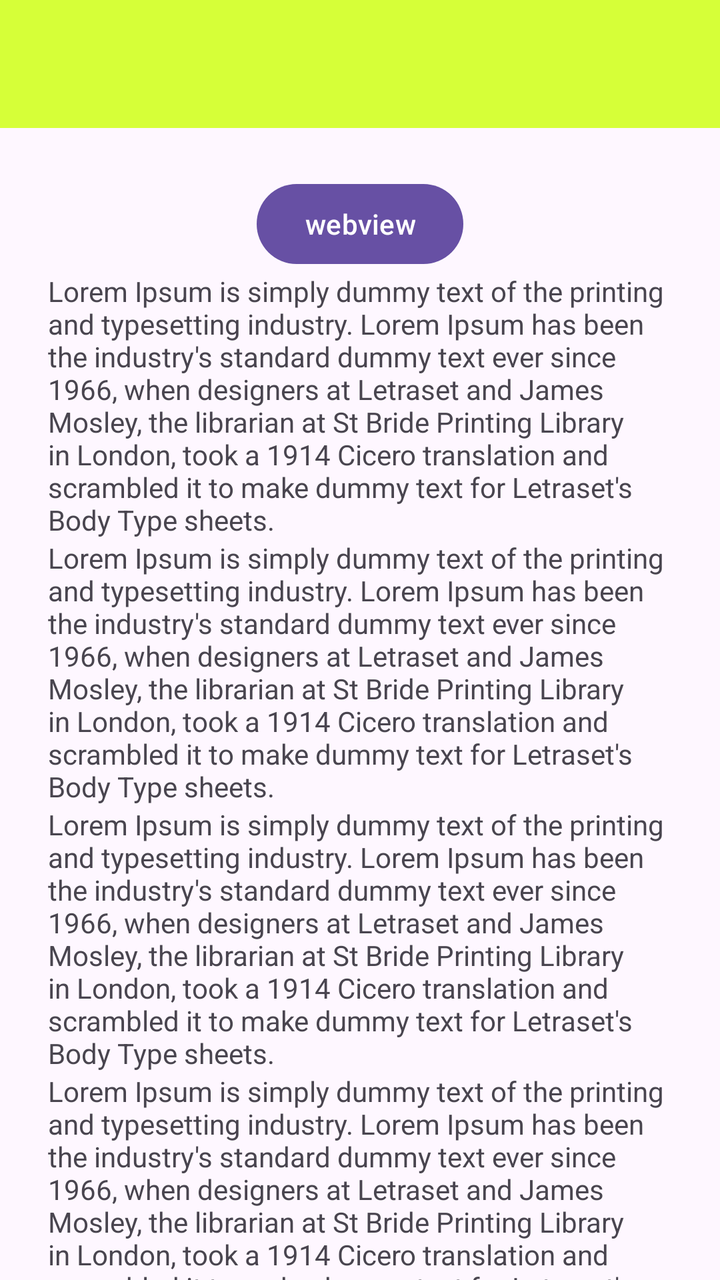
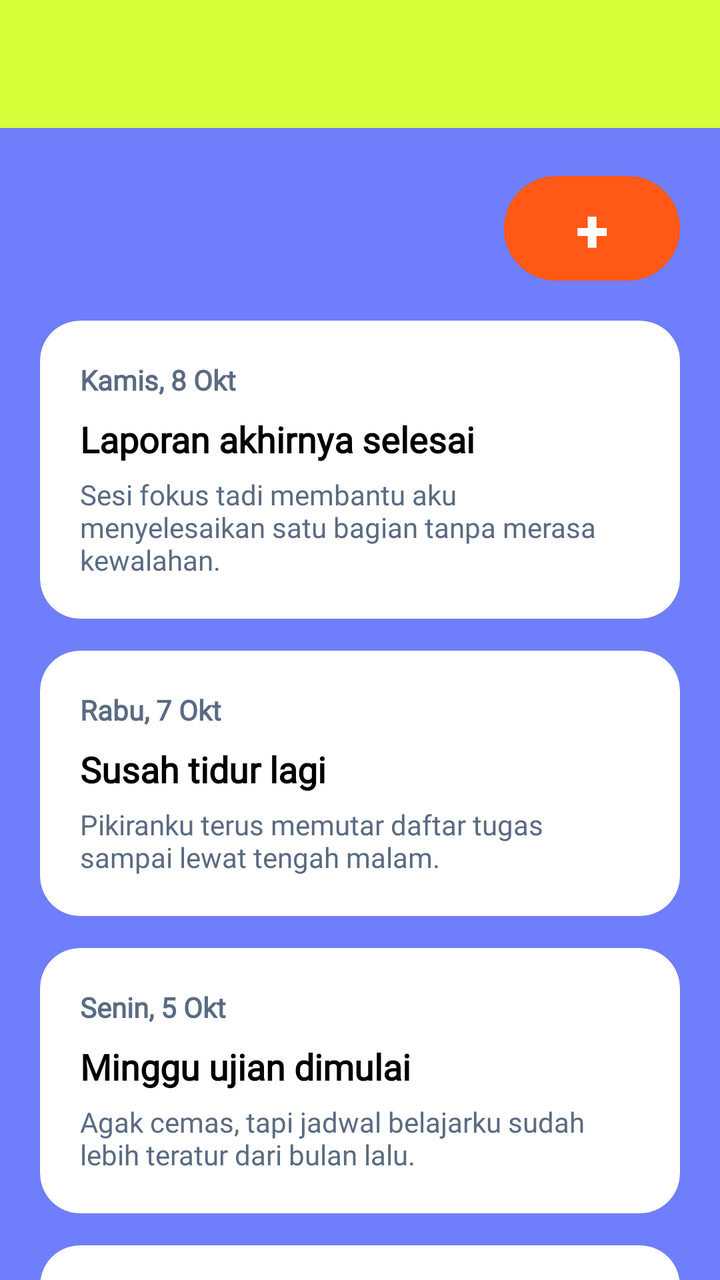

Screens rendered from an Android XML layout before and after an edit, with the pre-edit source and the edit as a unified diff.
<!-- AndroidManifest.xml: application theme Theme.Bloomify -->
<!-- res/layout/activity_journal.xml -->
<?xml version="1.0" encoding="utf-8"?>
<androidx.coordinatorlayout.widget.CoordinatorLayout
    xmlns:android="http://schemas.android.com/apk/res/android"
    xmlns:app="http://schemas.android.com/apk/res-auto"
    xmlns:tools="http://schemas.android.com/tools"
    android:id="@+id/main"
    android:layout_width="match_parent"
    android:layout_height="match_parent"
    tools:context=".JournalActivity">

    <com.google.android.material.appbar.AppBarLayout
        android:id="@+id/appBar"
        android:layout_width="match_parent"
        android:layout_height="wrap_content">

        <androidx.appcompat.widget.Toolbar
            android:id="@+id/toolbar"
            android:layout_width="match_parent"
            android:layout_height="?attr/actionBarSize"
            android:background="@color/green"
            app:layout_constraintEnd_toEndOf="parent"
            app:layout_constraintStart_toStartOf="parent"
            app:layout_constraintTop_toTopOf="parent"
            app:subtitleTextColor="@android:color/white"
            app:titleTextColor="@android:color/white"
            app:layout_scrollFlags="scroll|enterAlways"
            />
    </com.google.android.material.appbar.AppBarLayout>

    <androidx.core.widget.NestedScrollView
        android:layout_width="match_parent"
        android:layout_height="match_parent"
        app:layout_behavior="@string/appbar_scrolling_view_behavior"
        android:padding="24dp"
        android:clipToPadding="false">
        <LinearLayout
            android:layout_width="match_parent"
            android:layout_height="wrap_content"
            android:orientation="vertical"
            android:gravity="center_horizontal">

            <Button
                android:id="@+id/btnwebView"
                android:layout_width="wrap_content"
                android:layout_height="wrap_content"
                android:text="webview"/>

            <TextView
                android:layout_width="wrap_content"
                android:layout_height="wrap_content"
                android:text="Lorem Ipsum is simply dummy text of the printing and typesetting industry. Lorem Ipsum has been the industry's standard dummy text ever since 1966, when designers at Letraset and James Mosley, the librarian at St Bride Printing Library in London, took a 1914 Cicero translation and scrambled it to make dummy text for Letraset's Body Type sheets. "/>
            <TextView
                android:layout_width="wrap_content"
                android:layout_height="wrap_content"
                android:text="Lorem Ipsum is simply dummy text of the printing and typesetting industry. Lorem Ipsum has been the industry's standard dummy text ever since 1966, when designers at Letraset and James Mosley, the librarian at St Bride Printing Library in London, took a 1914 Cicero translation and scrambled it to make dummy text for Letraset's Body Type sheets. "/>
            <TextView
                android:layout_width="wrap_content"
                android:layout_height="wrap_content"
                android:text="Lorem Ipsum is simply dummy text of the printing and typesetting industry. Lorem Ipsum has been the industry's standard dummy text ever since 1966, when designers at Letraset and James Mosley, the librarian at St Bride Printing Library in London, took a 1914 Cicero translation and scrambled it to make dummy text for Letraset's Body Type sheets. "/>
            <TextView
                android:layout_width="wrap_content"
                android:layout_height="wrap_content"
                android:text="Lorem Ipsum is simply dummy text of the printing and typesetting industry. Lorem Ipsum has been the industry's standard dummy text ever since 1966, when designers at Letraset and James Mosley, the librarian at St Bride Printing Library in London, took a 1914 Cicero translation and scrambled it to make dummy text for Letraset's Body Type sheets. "/>
            <TextView
                android:layout_width="wrap_content"
                android:layout_height="wrap_content"
                android:text="Lorem Ipsum is simply dummy text of the printing and typesetting industry. Lorem Ipsum has been the industry's standard dummy text ever since 1966, when designers at Letraset and James Mosley, the librarian at St Bride Printing Library in London, took a 1914 Cicero translation and scrambled it to make dummy text for Letraset's Body Type sheets. "/>

        </LinearLayout>
    </androidx.core.widget.NestedScrollView>

</androidx.coordinatorlayout.widget.CoordinatorLayout>
<!-- resources referenced by this layout -->
<resources>
  <color name="green">#D6FF38</color>
  <style name="Theme.Bloomify" parent="Base.Theme.Bloomify" />
  <style name="Base.Theme.Bloomify" parent="Theme.Material3.DayNight.NoActionBar">
          
          
      </style>
</resources>

<!-- the commit's change to res/layout/activity_journal.xml (unified diff, before → after) -->
@@ -6,6 +6,7 @@
     android:id="@+id/main"
     android:layout_width="match_parent"
     android:layout_height="match_parent"
+    android:background="@color/indigo"
     tools:context=".JournalActivity">
 
     <com.google.android.material.appbar.AppBarLayout
@@ -21,50 +22,300 @@
             app:layout_constraintEnd_toEndOf="parent"
             app:layout_constraintStart_toStartOf="parent"
             app:layout_constraintTop_toTopOf="parent"
-            app:subtitleTextColor="@android:color/white"
-            app:titleTextColor="@android:color/white"
             app:layout_scrollFlags="scroll|enterAlways"
-            />
+            app:subtitleTextColor="@color/orange"
+            app:titleTextColor="@color/orange" />
+
     </com.google.android.material.appbar.AppBarLayout>
+
 
     <androidx.core.widget.NestedScrollView
         android:layout_width="match_parent"
         android:layout_height="match_parent"
-        app:layout_behavior="@string/appbar_scrolling_view_behavior"
-        android:padding="24dp"
-        android:clipToPadding="false">
+        android:clipToPadding="false"
+        android:padding="20dp"
+        app:layout_behavior="@string/appbar_scrolling_view_behavior">
+
         <LinearLayout
             android:layout_width="match_parent"
             android:layout_height="wrap_content"
-            android:orientation="vertical"
-            android:gravity="center_horizontal">
+            android:orientation="vertical">
 
             <Button
-                android:id="@+id/btnwebView"
+                android:id="@+id/btntambahJournal"
                 android:layout_width="wrap_content"
                 android:layout_height="wrap_content"
-                android:text="webview"/>
-
-            <TextView
-                android:layout_width="wrap_content"
-                android:layout_height="wrap_content"
-                android:text="Lorem Ipsum is simply dummy text of the printing and typesetting industry. Lorem Ipsum has been the industry's standard dummy text ever since 1966, when designers at Letraset and James Mosley, the librarian at St Bride Printing Library in London, took a 1914 Cicero translation and scrambled it to make dummy text for Letraset's Body Type sheets. "/>
-            <TextView
-                android:layout_width="wrap_content"
-                android:layout_height="wrap_content"
-                android:text="Lorem Ipsum is simply dummy text of the printing and typesetting industry. Lorem Ipsum has been the industry's standard dummy text ever since 1966, when designers at Letraset and James Mosley, the librarian at St Bride Printing Library in London, took a 1914 Cicero translation and scrambled it to make dummy text for Letraset's Body Type sheets. "/>
-            <TextView
-                android:layout_width="wrap_content"
-                android:layout_height="wrap_content"
-                android:text="Lorem Ipsum is simply dummy text of the printing and typesetting industry. Lorem Ipsum has been the industry's standard dummy text ever since 1966, when designers at Letraset and James Mosley, the librarian at St Bride Printing Library in London, took a 1914 Cicero translation and scrambled it to make dummy text for Letraset's Body Type sheets. "/>
-            <TextView
-                android:layout_width="wrap_content"
-                android:layout_height="wrap_content"
-                android:text="Lorem Ipsum is simply dummy text of the printing and typesetting industry. Lorem Ipsum has been the industry's standard dummy text ever since 1966, when designers at Letraset and James Mosley, the librarian at St Bride Printing Library in London, took a 1914 Cicero translation and scrambled it to make dummy text for Letraset's Body Type sheets. "/>
-            <TextView
-                android:layout_width="wrap_content"
-                android:layout_height="wrap_content"
-                android:text="Lorem Ipsum is simply dummy text of the printing and typesetting industry. Lorem Ipsum has been the industry's standard dummy text ever since 1966, when designers at Letraset and James Mosley, the librarian at St Bride Printing Library in London, took a 1914 Cicero translation and scrambled it to make dummy text for Letraset's Body Type sheets. "/>
+                android:layout_gravity="end"
+                android:layout_marginBottom="16dp"
+                android:backgroundTint="@color/orange"
+                android:text="+"
+                android:textSize="30dp"
+                android:textStyle="bold">
+            </Button>
+
+            
+            <com.google.android.material.card.MaterialCardView
+                android:layout_width="match_parent"
+                android:layout_height="match_parent"
+                android:layout_marginBottom="16dp"
+                android:backgroundTint="@color/white"
+                app:cardCornerRadius="20dp"
+                app:cardElevation="0dp"
+                app:strokeWidth="0dp">
+
+                <LinearLayout
+                    android:layout_width="match_parent"
+                    android:layout_height="wrap_content"
+                    android:orientation="vertical"
+                    android:padding="20dp">
+
+                    <TextView
+                        android:layout_width="wrap_content"
+                        android:layout_height="wrap_content"
+                        android:text="Kamis, 8 Okt"
+                        android:textColor="#5A6B82"
+                        android:fontFamily="@font/fredoka"
+                        android:textStyle="bold" />
+
+                    <TextView
+                        android:layout_width="wrap_content"
+                        android:layout_height="wrap_content"
+                        android:layout_marginTop="8dp"
+                        android:fontFamily="@font/fredoka"
+                        android:text="Laporan akhirnya selesai"
+                        android:textColor="@android:color/black"
+                        android:textSize="18sp"
+                        android:textStyle="bold" />
+
+                    <TextView
+                        android:layout_width="wrap_content"
+                        android:layout_height="wrap_content"
+                        android:layout_marginTop="6dp"
+                        android:fontFamily="@font/fredoka"
+                        android:text="Sesi fokus tadi membantu aku menyelesaikan satu bagian tanpa merasa kewalahan."
+                        android:textColor="#5A6B82" />
+                </LinearLayout>
+            </com.google.android.material.card.MaterialCardView>
+
+            
+            <com.google.android.material.card.MaterialCardView
+                android:layout_width="match_parent"
+                android:layout_height="wrap_content"
+                android:layout_marginBottom="16dp"
+                android:backgroundTint="@color/white"
+                app:cardCornerRadius="20dp"
+                app:cardElevation="0dp"
+                app:strokeWidth="0dp">
+
+                <LinearLayout
+                    android:layout_width="match_parent"
+                    android:layout_height="wrap_content"
+                    android:orientation="vertical"
+                    android:padding="20dp">
+
+                    <TextView
+                        android:layout_width="wrap_content"
+                        android:layout_height="wrap_content"
+                        android:text="Rabu, 7 Okt"
+                        android:fontFamily="@font/fredoka"
+                        android:textColor="#5A6B82"
+                        android:textStyle="bold" />
+
+                    <TextView
+                        android:layout_width="wrap_content"
+                        android:layout_height="wrap_content"
+                        android:layout_marginTop="8dp"
+                        android:text="Susah tidur lagi"
+                        android:fontFamily="@font/fredoka"
+                        android:textColor="@android:color/black"
+                        android:textSize="18sp"
+                        android:textStyle="bold" />
+
+                    <TextView
+                        android:layout_width="wrap_content"
+                        android:layout_height="wrap_content"
+                        android:layout_marginTop="6dp"
+                        android:fontFamily="@font/fredoka"
+                        android:text="Pikiranku terus memutar daftar tugas sampai lewat tengah malam."
+                        android:textColor="#5A6B82" />
+                </LinearLayout>
+            </com.google.android.material.card.MaterialCardView>
+
+            
+            <com.google.android.material.card.MaterialCardView
+                android:layout_width="match_parent"
+                android:layout_height="wrap_content"
+                android:layout_marginBottom="16dp"
+                android:backgroundTint="@color/white"
+                app:cardCornerRadius="20dp"
+                app:cardElevation="0dp"
+                app:strokeWidth="0dp">
+
+                <LinearLayout
+                    android:layout_width="match_parent"
+                    android:layout_height="wrap_content"
+                    android:orientation="vertical"
+                    android:padding="20dp">
+
+                    <TextView
+                        android:layout_width="wrap_content"
+                        android:layout_height="wrap_content"
+                        android:text="Senin, 5 Okt"
+                        android:fontFamily="@font/fredoka"
+                        android:textColor="#5A6B82"
+                        android:textStyle="bold" />
+
+                    <TextView
+                        android:layout_width="wrap_content"
+                        android:layout_height="wrap_content"
+                        android:layout_marginTop="8dp"
+                        android:text="Minggu ujian dimulai"
+                        android:textColor="@android:color/black"
+                        android:textSize="18sp"
+                        android:fontFamily="@font/fredoka"
+                        android:textStyle="bold" />
+
+                    <TextView
+                        android:layout_width="wrap_content"
+                        android:layout_height="wrap_content"
+                        android:layout_marginTop="6dp"
+                        android:fontFamily="@font/fredoka"
+                        android:text="Agak cemas, tapi jadwal belajarku sudah lebih teratur dari bulan lalu."
+                        android:textColor="#5A6B82" />
+                </LinearLayout>
+            </com.google.android.material.card.MaterialCardView>
+
+            
+            <com.google.android.material.card.MaterialCardView
+                android:layout_width="match_parent"
+                android:layout_height="wrap_content"
+                android:layout_marginBottom="16dp"
+                android:backgroundTint="@color/white"
+                app:cardCornerRadius="20dp"
+                app:cardElevation="0dp"
+                app:strokeWidth="0dp">
+
+                <LinearLayout
+                    android:layout_width="match_parent"
+                    android:layout_height="match_parent"
+                    android:orientation="vertical"
+                    android:padding="20dp">
+
+                    <TextView
+                        android:layout_width="wrap_content"
+                        android:layout_height="wrap_content"
+                        android:text="Senin, 5 Okt"
+                        android:fontFamily="@font/fredoka"
+                        android:textColor="#5A6B82"
+                        android:textStyle="bold" />
+
+                    <TextView
+                        android:layout_width="wrap_content"
+                        android:layout_height="wrap_content"
+                        android:layout_marginTop="8dp"
+                        android:fontFamily="@font/fredoka"
+                        android:text="Minggu ujian dimulai"
+                        android:textColor="@android:color/black"
+                        android:textSize="18sp"
+                        android:textStyle="bold" />
+
+                    <TextView
+                        android:layout_width="wrap_content"
+                        android:layout_height="wrap_content"
+                        android:layout_marginTop="6dp"
+                        android:fontFamily="@font/fredoka"
+                        android:text="Agak cemas, tapi jadwal belajarku sudah lebih teratur dari bulan lalu."
+                        android:textColor="#5A6B82" />
+                </LinearLayout>
+            </com.google.android.material.card.MaterialCardView>
+
+            
+            <com.google.android.material.card.MaterialCardView
+                android:layout_width="match_parent"
+                android:layout_height="wrap_content"
+                android:layout_marginBottom="16dp"
+                android:backgroundTint="@color/white"
+                app:cardCornerRadius="20dp"
+                app:cardElevation="0dp"
+                app:strokeWidth="0dp">
+
+                <LinearLayout
+                    android:layout_width="match_parent"
+                    android:layout_height="wrap_content"
+                    android:orientation="vertical"
+                    android:padding="20dp">
+
+                    <TextView
+                        android:layout_width="wrap_content"
+                        android:layout_height="wrap_content"
+                        android:text="Senin, 18 Okt"
+                        android:fontFamily="@font/fredoka"
+                        android:textColor="#5A6B82"
+                        android:textStyle="bold" />
+
+                    <TextView
+                        android:layout_width="wrap_content"
+                        android:layout_height="wrap_content"
+                        android:layout_marginTop="8dp"
+                        android:fontFamily="@font/fredoka"
+                        android:text="Presentasi bikin anxiety"
+                        android:textColor="@android:color/black"
+                        android:textSize="18sp"
+                        android:textStyle="bold" />
+
+                    <TextView
+                        android:layout_width="wrap_content"
+                        android:layout_height="wrap_content"
+                        android:fontFamily="@font/fredoka"
+                        android:layout_marginTop="6dp"
+                        android:text="Presentasi mulu gasukak."
+                        android:textColor="#5A6B82" />
+                </LinearLayout>
+            </com.google.android.material.card.MaterialCardView>
+
+            
+            <com.google.android.material.card.MaterialCardView
+                android:layout_width="match_parent"
+                android:layout_height="wrap_content"
+                android:layout_marginBottom="16dp"
+                android:backgroundTint="@color/white"
+                app:cardCornerRadius="20dp"
+                app:cardElevation="0dp"
+                app:strokeWidth="0dp">
+
+                <LinearLayout
+                    android:layout_width="match_parent"
+                    android:layout_height="wrap_content"
+                    android:orientation="vertical"
+                    android:padding="20dp">
+
+                    <TextView
+                        android:layout_width="wrap_content"
+                        android:layout_height="wrap_content"
+                        android:text="Senin, 18 Okt"
+                        android:fontFamily="@font/fredoka"
+                        android:textColor="#5A6B82"
+                        android:textStyle="bold" />
+
+                    <TextView
+                        android:layout_width="wrap_content"
+                        android:layout_height="wrap_content"
+                        android:layout_marginTop="8dp"
+                        android:text="Presentasi bikin anxiety"
+                        android:textColor="@android:color/black"
+                        android:textSize="18sp"
+                        android:fontFamily="@font/fredoka"
+                        android:textStyle="bold" />
+
+                    <TextView
+                        android:layout_width="wrap_content"
+                        android:layout_height="wrap_content"
+                        android:layout_marginTop="6dp"
+                        android:fontFamily="@font/fredoka"
+                        android:text="Presentasi mulu gasukak."
+                        android:textColor="#5A6B82" />
+                </LinearLayout>
+            </com.google.android.material.card.MaterialCardView>
 
         </LinearLayout>
     </androidx.core.widget.NestedScrollView>
<!-- resource entries referenced after the edit -->
@@ -1,6 +1,9 @@
 <!-- resources referenced by this layout -->
 <resources>
   <color name="green">#D6FF38</color>
+  <color name="indigo">#6F7EFB</color>
+  <color name="orange">#FF5817</color>
+  <color name="white">#FFFFFFFF</color>
   <style name="Theme.Bloomify" parent="Base.Theme.Bloomify" />
   <style name="Base.Theme.Bloomify" parent="Theme.Material3.DayNight.NoActionBar">
           
